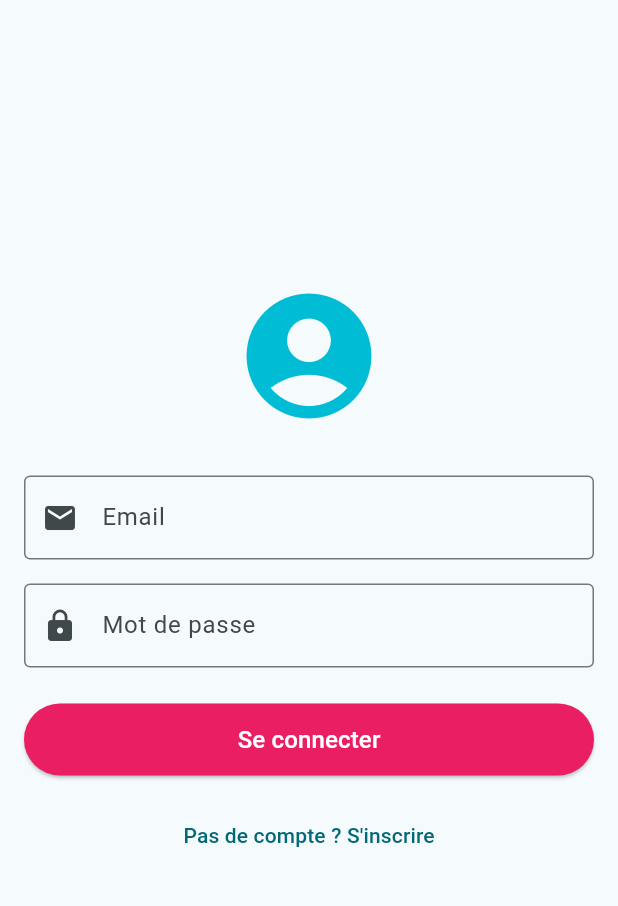
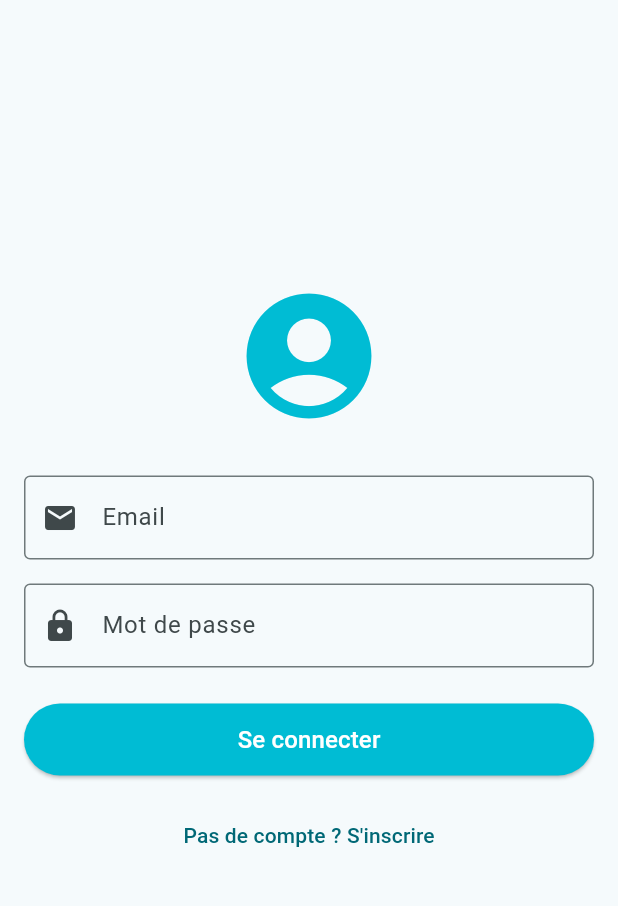
Before and after one commit to GanaF4ll/flutter_ecommerce, a Flutter app: the screen it shows after launch, on a phone screen of 412 x 824 dp, the part 84-990 px from its top. Run offline on Flutter 3.47's test engine with Material 3 defaults, Android fonts, the phone set to English and light mode, and no system bars; our stand-ins replace firebase_auth, firebase_core, shared_preferences, sqflite; accounts and stored records are empty.

Commit message:
Update login button color from pink to cyan

```diff
--- a/lib/pages/login_page.dart
+++ b/lib/pages/login_page.dart
@@ -174,7 +174,7 @@ class _LoginPageState extends State<LoginPage> {
                 onPressed:
                     _isLoading ? null : _signIn, // Désactivé pendant chargement
                 style: ElevatedButton.styleFrom(
-                  backgroundColor: Colors.pink,
+                  backgroundColor: Colors.cyan,
                   foregroundColor: Colors.white,
                 ),
                 child: _isLoading
```
